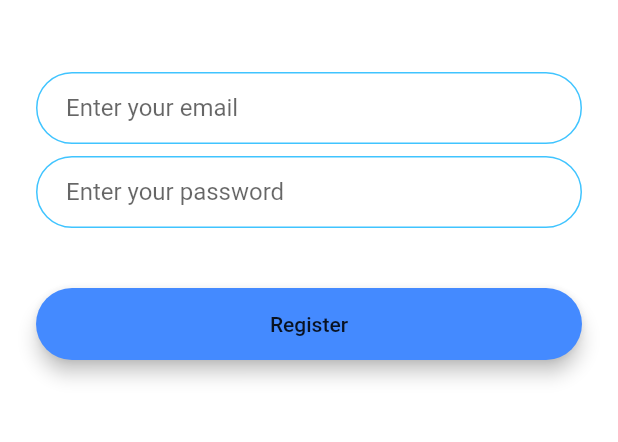
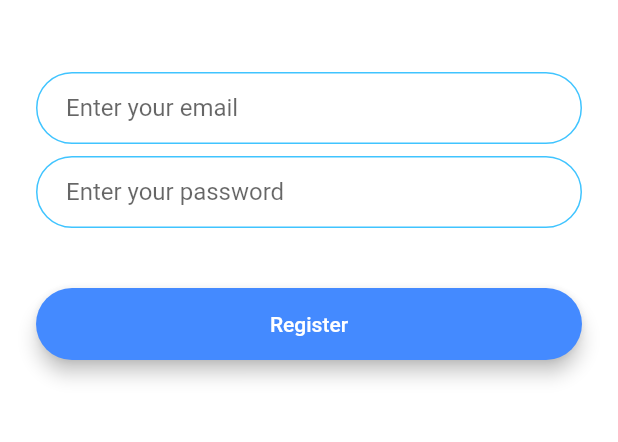
Before and after one commit to iivvy/Flash-App, a Flutter app: the RegistrationScreen screen opened by its route, on a phone screen of 412 x 824 dp, the part 576-1018 px from its top. Run offline on Flutter 3.47's test engine with Material 2 defaults, Android fonts, the phone set to English and light mode, and no system bars; our stand-ins replace animated_text_kit, firebase_core; accounts and stored records are empty.

Commit message:
Setup firebase

```diff
--- a/lib/components/rounded_button.dart
+++ b/lib/components/rounded_button.dart
@@ -23,6 +23,7 @@ class RoundedButton extends StatelessWidget {
           height: 42.0,
           child: Text(
             name,
+            style: const TextStyle(color: Colors.white),
           ),
         ),
       ),
--- a/lib/main.dart
+++ b/lib/main.dart
@@ -3,6 +3,8 @@ import 'package:chat_app/screens/login_screen.dart';
 import 'package:chat_app/screens/register_screen.dart';
 import 'package:chat_app/screens/welcome_screen.dart';
 import 'package:flutter/material.dart';
+import 'package:chat_app/firebase_options.dart';
+import 'package:firebase_core/firebase_core.dart';
 
 
 void main() => runApp(const FlashChat());
--- a/lib/screens/register_screen.dart
+++ b/lib/screens/register_screen.dart
@@ -1,6 +1,9 @@
 import 'package:chat_app/components/rounded_button.dart';
 import 'package:chat_app/constants.dart';
 import 'package:flutter/material.dart';
+import 'package:chat_app/firebase_options.dart';
+
+
 
 class RegistrationScreen extends StatefulWidget {
   const RegistrationScreen({super.key});
--- a/pubspec.yaml
+++ b/pubspec.yaml
@@ -38,6 +38,8 @@ dependencies:
   # The following adds the Cupertino Icons font to your application.
   # Use with the CupertinoIcons class for iOS style icons.
   cupertino_icons: ^1.0.2
+  firebase_core: ^1.22.0
+  firebase_auth: ^3.9.0
 
 dev_dependencies:
   lint: ^1.0.0
```
Also changed, not shown: lib/firebase_options.dart (added), pubspec.lock, 11 other files.
